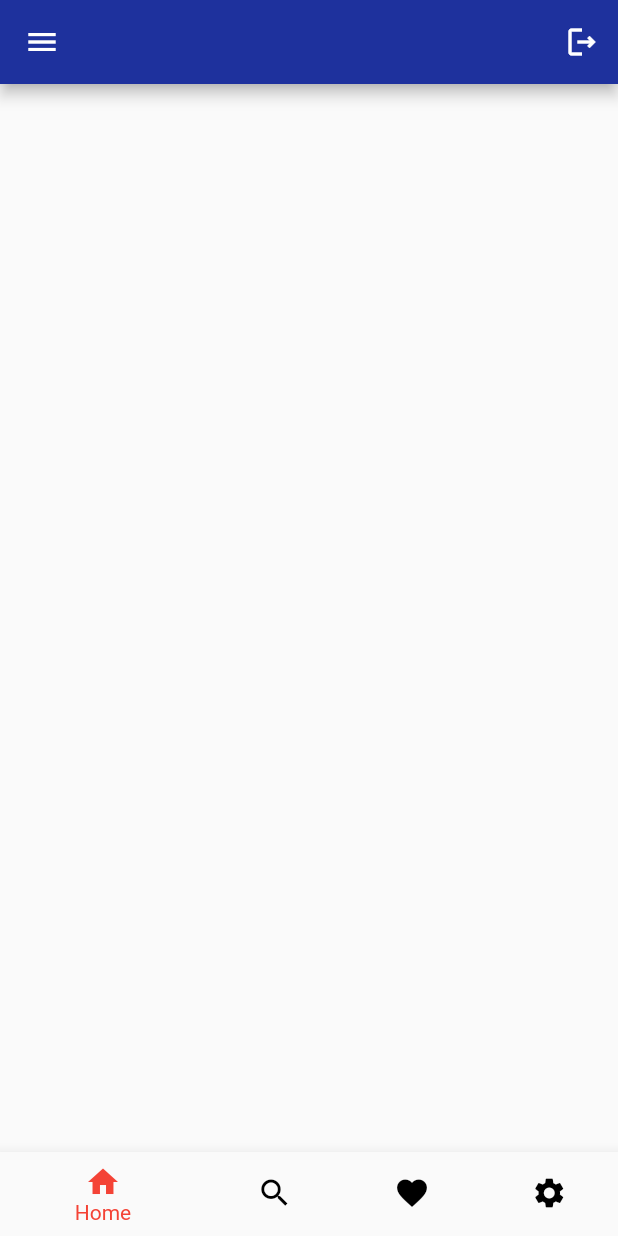
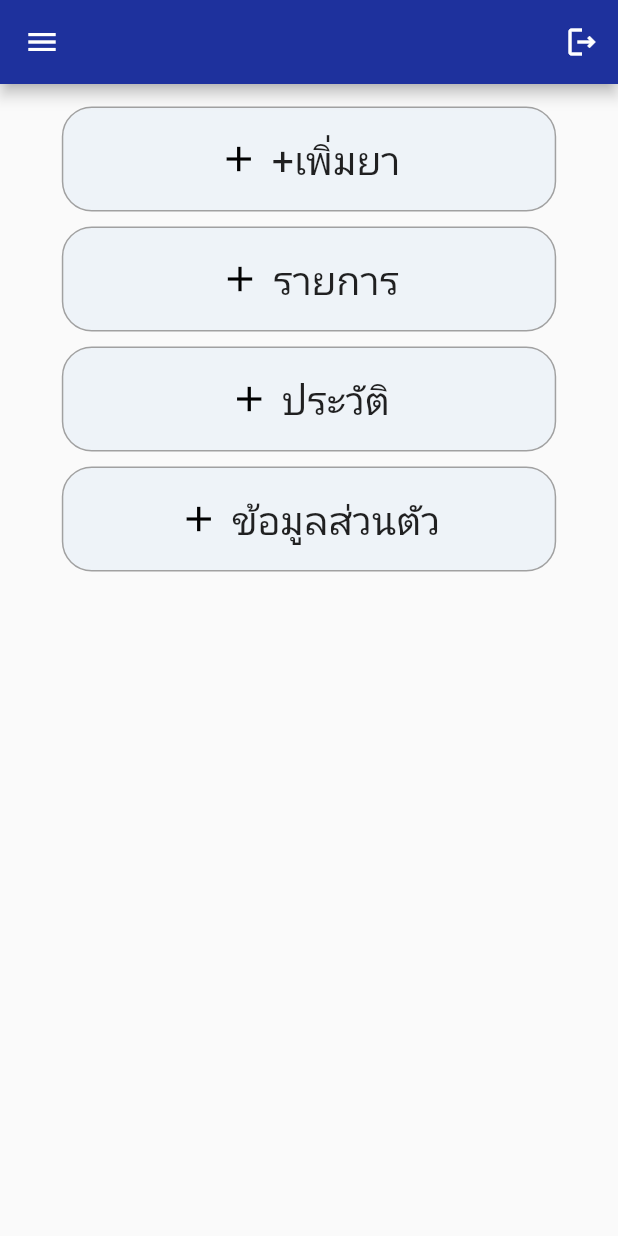
Before and after one commit to stamptitaree/ProjectFinal, a Flutter app: the HomeMenu screen opened directly, on a phone screen of 412 x 824 dp. Run offline on Flutter 3.47's test engine with Material 2 defaults, Android fonts, the phone set to English and light mode, and no system bars; our stand-ins replace get, hexcolor; network calls fail.

Commit message:
add home , navbar , appbar , register

```diff
--- a/lib/pages/home/home_menu.dart
+++ b/lib/pages/home/home_menu.dart
@@ -1,15 +1,14 @@
 import 'package:flutter/material.dart';
+import 'package:get/get_core/src/get_main.dart';
+import 'package:get/get_navigation/src/extension_navigation.dart';
+import 'package:mytest/pages/home/addpill.dart';
 import 'package:mytest/widget/appbar_main.dart';
-import 'package:mytest/widget/navbar_main.dart';
+import 'package:mytest/widget/buttom_main.dart';
+import 'package:mytest/widget/drawer_main.dart';
 
-class HomeMenu extends StatefulWidget {
+class HomeMenu extends StatelessWidget {
   const HomeMenu({super.key});
 
-  @override
-  State<HomeMenu> createState() => _HomeMenuState();
-}
-
-class _HomeMenuState extends State<HomeMenu> {
   @override
   Widget build(BuildContext context) {
     return Scaffold(
@@ -19,21 +18,103 @@ class _HomeMenuState extends State<HomeMenu> {
             child: Container(
           width: double.infinity,
           padding: const EdgeInsets.all(15.0),
-          child: const Column(
-            crossAxisAlignment: CrossAxisAlignment.start,
-            children: [
-             ],
+          child: Column(
+            crossAxisAlignment: CrossAxisAlignment.center,
+            children: <Widget>[
+              PressableContainer(
+                onPressed: () {
+                  Get.to(Addpill());
+                },
+                child: const Row(
+                  mainAxisAlignment: MainAxisAlignment.start,
+                  children: <Widget>[
+                    Icon(
+                      Icons.add,
+                      size: 28,
+                      color: Colors.black,
+                    ),
+                    SizedBox(width: 8),
+                    Text(
+                      '+เพิ่มยา',
+                      style: TextStyle(fontSize: 26.0),
+                    ),
+                  ],
+                ),
+              ),
+              const SizedBox(
+                height: 10,
+              ),
+              PressableContainer(
+                onPressed: () {
+                  print(0);
+                },
+                child: const Row(
+                  mainAxisAlignment: MainAxisAlignment.start,
+                  children: <Widget>[
+                    Icon(
+                      Icons.add,
+                      size: 28,
+                      color: Colors.black,
+                    ),
+                    SizedBox(width: 8),
+                    Text(
+                      'รายการ',
+                      style: TextStyle(fontSize: 26.0),
+                    ),
+                  ],
+                ),
+              ),
+              const SizedBox(
+                height: 10,
+              ),
+              PressableContainer(
+                onPressed: () {
+                  print(0);
+                },
+                child: const Row(
+                  mainAxisAlignment: MainAxisAlignment.start,
+                  children: <Widget>[
+                    Icon(
+                      Icons.add,
+                      size: 28,
+                      color: Colors.black,
+                    ),
+                    SizedBox(width: 8),
+                    Text(
+                      'ประวัติ',
+                      style: TextStyle(fontSize: 26.0),
+                    ),
+                  ],
+                ),
+              ),
+              const SizedBox(
+                height: 10,
+              ),
+              PressableContainer(
+                onPressed: () {
+                  print(0);
+                },
+                child: const Row(
+                  mainAxisAlignment: MainAxisAlignment.start,
+                  children: <Widget>[
+                    Icon(
+                      Icons.add,
+                      size: 28,
+                      color: Colors.black,
+                    ),
+                    SizedBox(width: 8),
+                    Text(
+                      'ข้อมูลส่วนตัว',
+                      style: TextStyle(fontSize: 26.0),
+                    ),
+                  ],
+                ),
+              ),
+            ],
           ),
         )),
       ),
-      bottomNavigationBar: NavbarWidget(
-        currentIndex: 0, // รายการ Home ถูกเลือกเป็นค่าเริ่มต้น
-        onTabSelected: (index) {
-          // ฟังก์ชันที่จะทำงานเมื่อมีการเลือกรายการใน Navbar
-          print('Selected tab: $index');
-        },
-      ),
-
+      drawer: const DrawerMain(),
     );
   }
 }
--- a/lib/utils/button.global.dart
+++ b/lib/utils/button.global.dart
@@ -4,6 +4,7 @@ import 'package:flutter/material.dart';
 import 'package:get/get.dart';
 import 'package:mytest/pages/home/home_menu.dart';
 import 'package:mytest/utils/global.colors.dart';
+import 'package:mytest/widget/navbar_main.dart';
 
 class ButtonGlobal extends StatelessWidget {
   const ButtonGlobal({super.key});
@@ -12,7 +13,7 @@ class ButtonGlobal extends StatelessWidget {
   Widget build(BuildContext context) {
     return InkWell(
       onTap: () {
-         Get.to(const HomeMenu());
+         Get.to(const BottomNavigationBarExample());
       },
       child: Container(
         alignment: Alignment.center,
--- a/lib/widget/appbar_main.dart
+++ b/lib/widget/appbar_main.dart
@@ -7,22 +7,22 @@ class AppbarMain extends StatelessWidget implements PreferredSizeWidget {
 
   @override
   Widget build(BuildContext context) {
-    return AppBar(
+    return Scaffold(
+      appBar: AppBar(
         backgroundColor: GlobalColors.mainColor,
         actions: <Widget>[
           IconButton(
               onPressed: () {
                 Get.back();
               },
-         icon: const Icon(Icons.logout_outlined)
-         )
+              icon: const Icon(Icons.logout_outlined))
         ],
         leading: IconButton(
-        onPressed: () {},
-        icon: const Icon(
-          Icons.menu
+          onPressed: () {Scaffold.of(context).openDrawer();},
+          icon: const Icon(Icons.menu),
         ),
       ),
+
     );
   }
 
--- /dev/null
+++ b/lib/widget/buttom_main.dart
@@ -0,0 +1,41 @@
+import 'package:flutter/material.dart';
+
+class PressableContainer extends StatelessWidget {
+  final VoidCallback onPressed;
+  final Widget child;
+  final double height;
+
+  const PressableContainer({
+    Key? key,
+    required this.onPressed,
+    required this.child,
+    this.height = 70,
+  }) : super(key: key);
+
+  @override
+  Widget build(BuildContext context) {
+    final screenWidth = MediaQuery.of(context).size.width;
+    final width = screenWidth * 0.8;
+
+    return GestureDetector(
+      onTap: onPressed,
+      child: Container(
+        width: width,
+        height: height,
+        decoration: BoxDecoration(
+          color: Color(0xFFEEF3F8),
+          border: Border.all(
+            width: 1,
+            color: Color.fromARGB(255, 161, 161, 161),
+          ),
+          borderRadius: BorderRadius.all(Radius.circular(20)),
+        ),
+        child: FittedBox(
+          fit: BoxFit.scaleDown,
+          alignment: Alignment.center,
+          child: child,
+        ),
+      ),
+    );
+  }
+}
--- a/lib/widget/navbar_main.dart
+++ b/lib/widget/navbar_main.dart
@@ -1,42 +1,68 @@
+import 'package:flutter/cupertino.dart';
 import 'package:flutter/material.dart';
+import 'package:mytest/pages/history/history_menu.dart';
+import 'package:mytest/pages/home/home_menu.dart';
+import 'package:mytest/pages/list/list_menu.dart';
+import 'package:mytest/pages/personal/personal_menu.dart';
 import 'package:mytest/utils/global.colors.dart';
 
-class NavbarWidget extends StatelessWidget {
-  final int currentIndex;
-  final ValueChanged<int> onTabSelected;
+class BottomNavigationBarExample extends StatefulWidget {
+  const BottomNavigationBarExample({super.key});
 
-  const NavbarWidget({
-    Key? key,
-    required this.currentIndex,
-    required this.onTabSelected,
-  }) : super(key: key);
+  @override
+  State<BottomNavigationBarExample> createState() =>
+      _BottomNavigationBarExampleState();
+}
+
+class _BottomNavigationBarExampleState
+    extends State<BottomNavigationBarExample> {
+  int _selectedIndex = 0;
+  static const List<Widget> _widgetOptions = <Widget>[
+    HomeMenu(),
+    ListMenu(),
+    HistoryMenu(),
+    PersonalMenu()
+  ];
+
+  void _onItemTapped(int index) {
+    setState(() {
+      _selectedIndex = index;
+    });
+  }
 
   @override
   Widget build(BuildContext context) {
-    return BottomNavigationBar(
-      currentIndex: currentIndex,
-      onTap: onTabSelected,
-      backgroundColor: Colors.green,
-      selectedItemColor: Colors.red,
-      unselectedItemColor: Colors.black,
-      items: const [
+    return Scaffold(
+      body: Center(
+        child: _widgetOptions.elementAt(_selectedIndex),
+      ),
+      bottomNavigationBar: BottomNavigationBar(
+        items:  <BottomNavigationBarItem>[
            BottomNavigationBarItem(
-          icon: Icon(Icons.home),
-          label: 'Home',
+            icon: const Icon(Icons.home),
+            label: 'หน้าหลัก',
+            backgroundColor: GlobalColors.mainColor
           ),
           BottomNavigationBarItem(
-          icon: Icon(Icons.search),
-          label: 'Search',
+            icon: const Icon(Icons.business),
+            label: 'รายการ',
+            backgroundColor: GlobalColors.mainColor,
           ),
           BottomNavigationBarItem(
-          icon: Icon(Icons.favorite),
-          label: 'Favorites',
+            icon: const Icon(Icons.school),
+            label: 'ประวัติ',
+            backgroundColor: GlobalColors.mainColor,
           ),
           BottomNavigationBarItem(
-          icon: Icon(Icons.settings),
-          label: 'Settings',
+            icon: const Icon(Icons.settings),
+            label: 'ข้อมูลส่วนตัว',
+            backgroundColor: GlobalColors.mainColor,
           ),
         ],
+        currentIndex: _selectedIndex,
+        selectedItemColor: Colors.amber[800],
+        onTap: _onItemTapped,
+      ),
     );
   }
 }
--- a/pubspec.yaml
+++ b/pubspec.yaml
@@ -39,6 +39,7 @@ dependencies:
   get: ^4.6.5
   hexcolor: ^2.0.7
   flutter_svg: ^2.0.6
+  flutter_datetime_picker: ^1.5.1
 
 
 dev_dependencies:
```
Also changed, not shown: lib/pages/history/history_menu.dart (added, +36 -0 lines), lib/pages/home/addpill.dart (added, +76 -0 lines), lib/pages/list/list_menu.dart (added, +36 -0 lines), lib/pages/personal/personal_menu.dart (added, +36 -0 lines), lib/pages/test.dart (+77 -49 lines), lib/utils/text_input.dart (added, +46 -0 lines), lib/widget/adppbar_back.dart (added, +32 -0 lines), lib/widget/drawer_main.dart (added, +96 -0 lines), pubspec.lock. Lines whose indentation alone changed are shown as unchanged.
